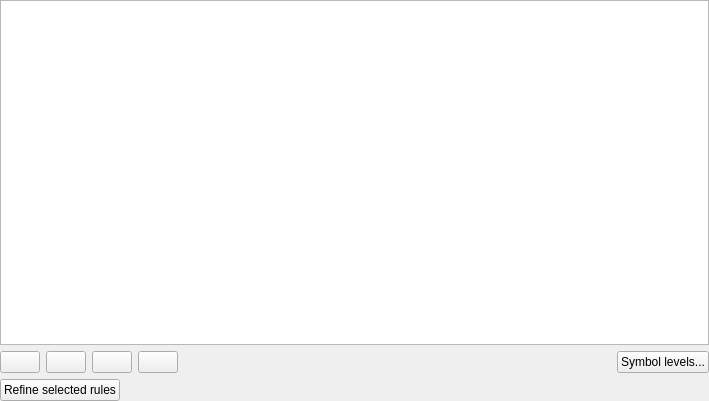
Before: the Qt Designer form src/ui/qgsrulebasedrendererv2widget.ui in qgis/QGIS, drawn with Qt 5.
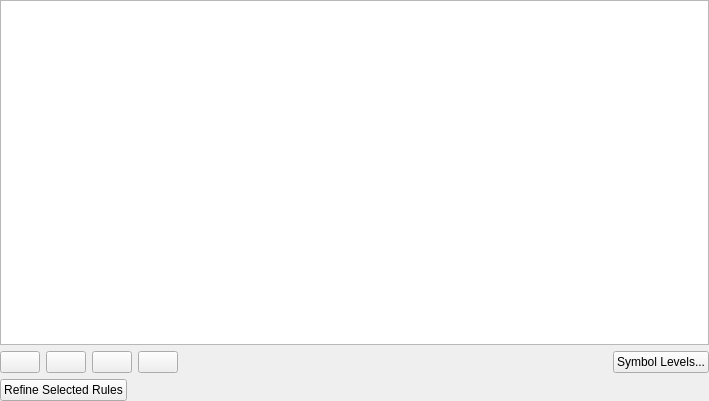
After: the same form once the commit is applied. Icons and pictures are not drawn.

Diff of the .ui file:
```diff
--- a/src/ui/qgsrulebasedrendererv2widget.ui
+++ b/src/ui/qgsrulebasedrendererv2widget.ui
@@ -125,7 +125,7 @@
      <item>
       <widget class="QPushButton" name="btnRenderingOrder">
        <property name="text">
-        <string>Symbol levels...</string>
+        <string>Symbol Levels...</string>
        </property>
       </widget>
      </item>
@@ -139,7 +139,7 @@
         <bool>true</bool>
        </property>
        <property name="text">
-        <string>Refine selected rules</string>
+        <string>Refine Selected Rules</string>
        </property>
        <property name="checkable">
         <bool>false</bool>
```
